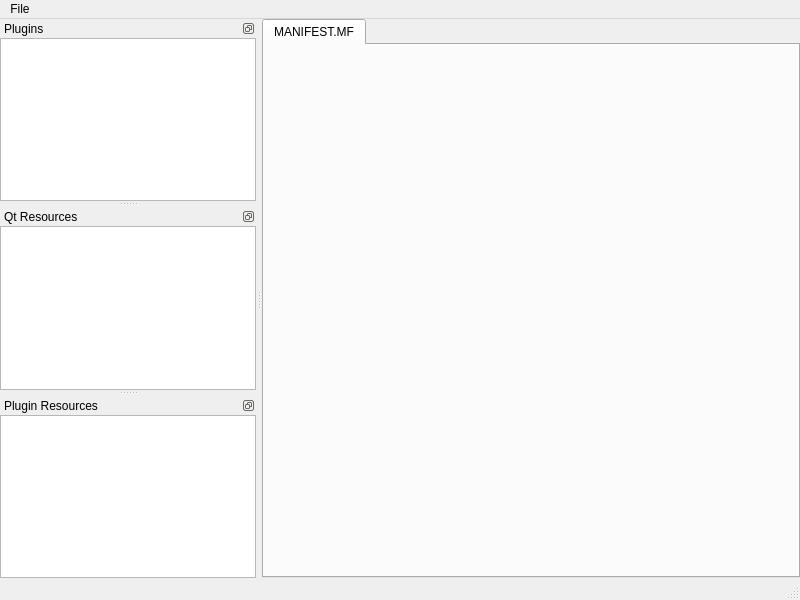
Old version of the form Applications/ctkPluginBrowser/ctkPluginBrowserMainWindow.ui in the repository commontk/CTK.
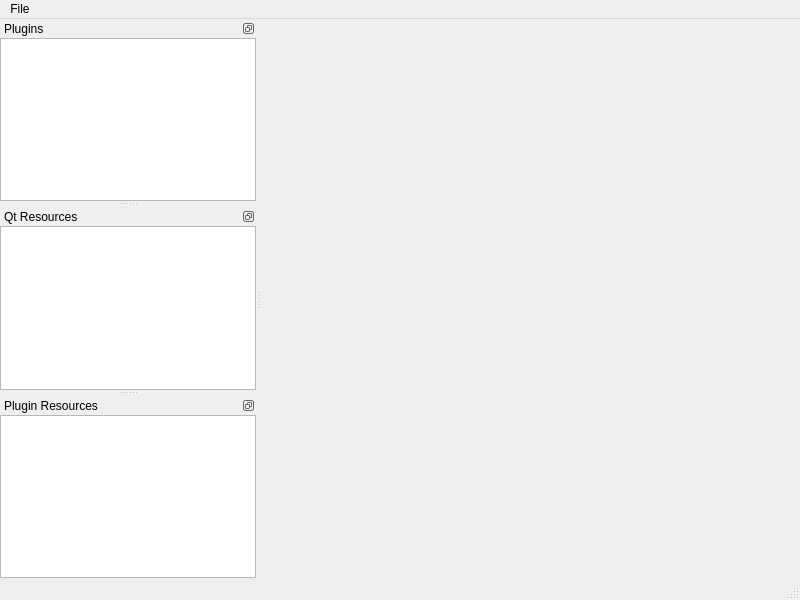
New version of the form.

Commit message:
ENH: PluginFramework: Implemented plugin resolution and start mechanism
- Dependencies of plugins are resolved (taking version ranges into
  account)
- Implemented start() method
- Added first draft for event handling in the framework
- Added a lot documentation
- Enhanced the PluginBrowser to listen to framework events and open
  plugin resources
- Enhanced the ctkMacroBuildPlugin macro to generate a MANIFEST.MF file

```diff
--- a/Applications/ctkPluginBrowser/ctkPluginBrowserMainWindow.ui
+++ b/Applications/ctkPluginBrowser/ctkPluginBrowserMainWindow.ui
@@ -21,18 +21,6 @@
     <property name="margin">
      <number>0</number>
     </property>
-    <item>
-     <widget class="QTabWidget" name="detailsTabWidget">
-      <property name="currentIndex">
-       <number>0</number>
-      </property>
-      <widget class="QWidget" name="tab">
-       <attribute name="title">
-        <string>MANIFEST.MF</string>
-       </attribute>
-      </widget>
-     </widget>
-    </item>
    </layout>
   </widget>
   <widget class="QMenuBar" name="menubar">
```
The commit also changes 39 other files.
